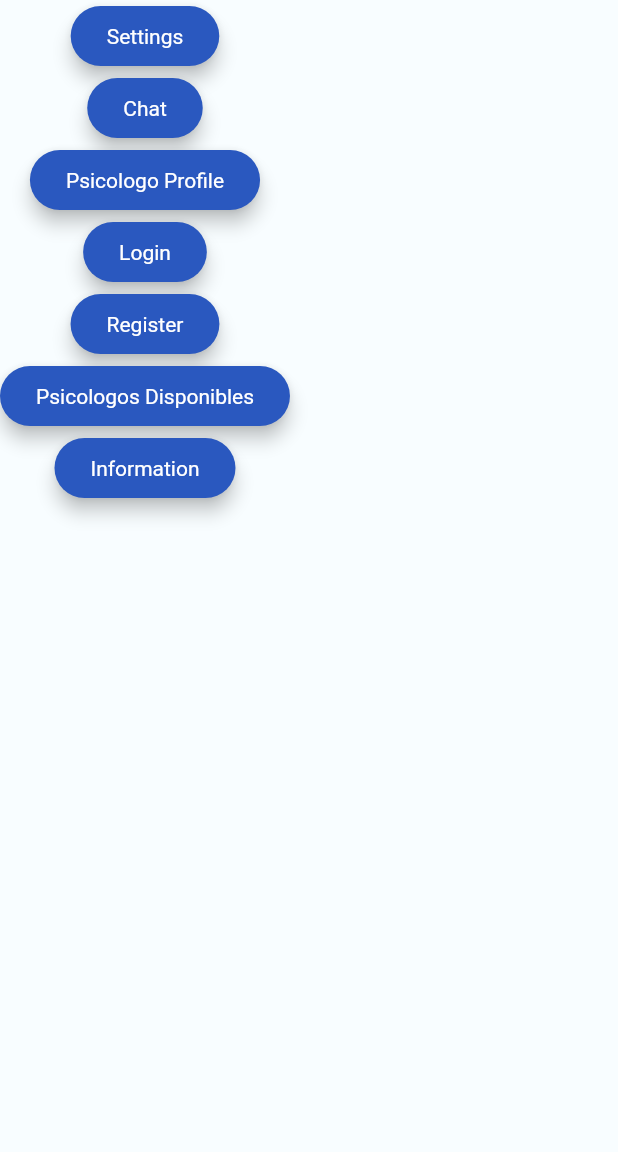
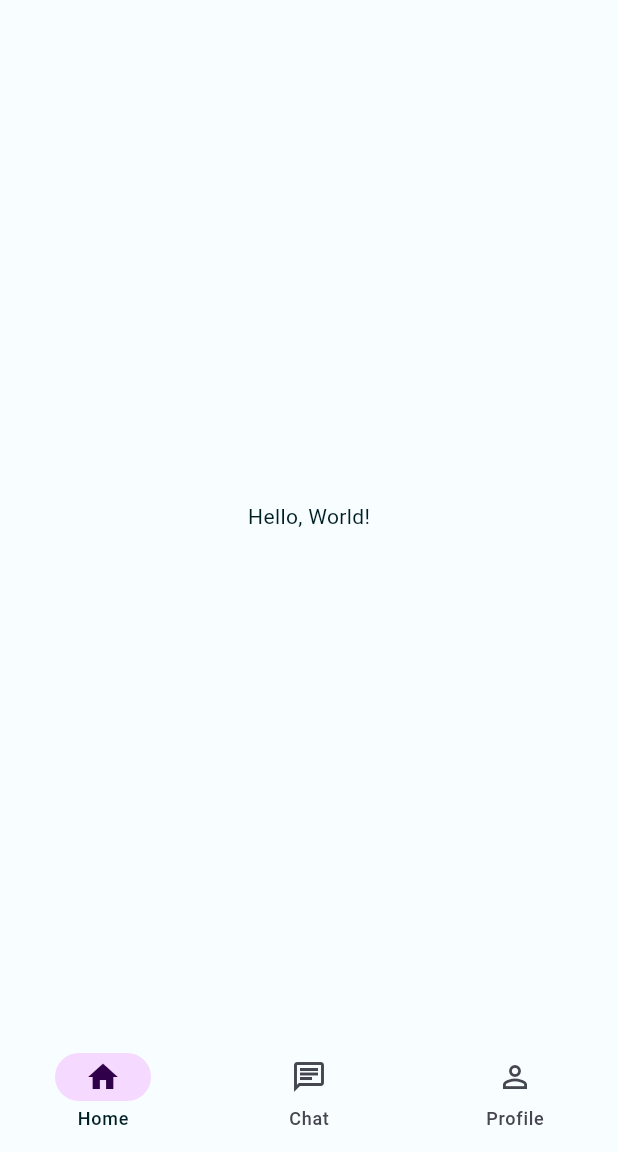
Before and after one commit to arrtttt/MindWellApp, a Flutter app: the screen it shows after launch, on a phone screen of 412 x 824 dp, the part 84-1236 px from its top. Run offline on Flutter 3.47's test engine with Material 3 defaults, Android fonts, the phone set to English and light mode, and no system bars.

```diff
--- a/lib/main.dart
+++ b/lib/main.dart
@@ -14,61 +14,9 @@ class MyApp extends StatelessWidget {
   Widget build(BuildContext context) {
     return MaterialApp(
       debugShowCheckedModeBanner: false,
-      initialRoute: Routes.inicio,
+      initialRoute: Routes.home,
       routes: appRoutes,
       theme: mindWellTheme,
-      home: Scaffold(
-          appBar: AppBar(
-            title: const Text('MindWell'),
-          ),
-          body: Builder(builder: (context) {
-            return Column(
-              children: [
-                ElevatedButton(
-                  onPressed: () {
-                    Navigator.pushNamed(context, Routes.settings);
-                  },
-                  child: const Text('Settings'),
-                ),
-                ElevatedButton(
-                  onPressed: () {
-                    Navigator.pushNamed(context, Routes.chat);
-                  },
-                  child: const Text('Chat'),
-                ),
-                ElevatedButton(
-                  onPressed: () {
-                    Navigator.pushNamed(context, Routes.psicoProfile);
-                  },
-                  child: const Text('Psicologo Profile'),
-                ),
-                ElevatedButton(
-                  onPressed: () {
-                    Navigator.pushNamed(context, Routes.login);
-                  },
-                  child: const Text('Login'),
-                ),
-                ElevatedButton(
-                  onPressed: () {
-                    Navigator.pushNamed(context, Routes.register);
-                  },
-                  child: const Text('Register'),
-                ),
-                ElevatedButton(
-                  onPressed: () {
-                    Navigator.pushNamed(context, '/list');
-                  },
-                  child: const Text('Psicologos Disponibles'),
-                ),
-                ElevatedButton(
-                  onPressed: () {
-                    Navigator.pushNamed(context, Routes.information);
-                  },
-                  child: const Text('Information'),
-                ),
-              ],
-            );
-          })),
     );
   }
 }
--- a/lib/routes/app_routes.dart
+++ b/lib/routes/app_routes.dart
@@ -1,7 +1,8 @@
-import 'package:mindwell/main.dart';
 import 'package:flutter/material.dart';
 import 'package:mindwell/screens/chat_screen.dart';
+import 'package:mindwell/screens/home_screen.dart';
 import 'package:mindwell/screens/information_screen.dart';
+import 'package:mindwell/screens/init_screen.dart';
 import 'package:mindwell/screens/login/login_screen.dart';
 import 'package:mindwell/screens/profile_screen.dart';
 import 'package:mindwell/screens/psico_avalible_screen.dart';
@@ -14,7 +15,8 @@ import 'package:mindwell/screens/setting/privacy_settings_screen.dart';
 import 'package:mindwell/screens/settings_screen.dart';
 
 Map<String, WidgetBuilder> appRoutes = {
-  '/home': (BuildContext context) => const MyApp(),
+  '/home': (BuildContext context) => const HomeScreen(),
+  '/inicio': (BuildContext context) => const InitScreen(),
   '/profile': (BuildContext context) => const ProfileScreen(),
   '/settings': (BuildContext context) => const SettingsScreen(),
   '/psico_profile': (BuildContext context) => const PsicoProfileScreen(),
--- a/lib/screens/home_screen.dart
+++ b/lib/screens/home_screen.dart
@@ -1,10 +1,51 @@
 import 'package:flutter/material.dart';
+import 'package:mindwell/screens/chat_screen.dart';
 
-class HomeScreen extends StatelessWidget {
+import 'init_screen.dart';
+import 'profile_screen.dart';
+
+class HomeScreen extends StatefulWidget {
   const HomeScreen({super.key});
 
   @override
+  State<HomeScreen> createState() => _HomeScreenState();
+}
+
+class _HomeScreenState extends State<HomeScreen> {
+  int currentPageIndex = 0;
+
+  @override
   Widget build(BuildContext context) {
-    return const Placeholder();
+    return Scaffold(
+        body: [
+          const InitScreen(),
+          const ChatScreen(),
+          const ProfileScreen(),
+        ][currentPageIndex],
+        bottomNavigationBar: NavigationBar(
+          destinations: const [
+            NavigationDestination(
+              label: 'Home',
+              icon: Icon(Icons.home_outlined),
+              selectedIcon: Icon(Icons.home),
+            ),
+            NavigationDestination(
+              label: 'Chat',
+              icon: Icon(Icons.chat_outlined),
+              selectedIcon: Icon(Icons.chat),
+            ),
+            NavigationDestination(
+              label: 'Profile',
+              icon: Icon(Icons.person_outline),
+              selectedIcon: Icon(Icons.person),
+            ),
+          ],
+          selectedIndex: currentPageIndex,
+          onDestinationSelected: (int index) {
+            setState(() {
+              currentPageIndex = index;
+            });
+          },
+        ));
   }
 }
--- /dev/null
+++ b/lib/screens/init_screen.dart
@@ -0,0 +1,17 @@
+import 'package:flutter/material.dart';
+
+class InitScreen extends StatelessWidget {
+  const InitScreen({super.key});
+
+  @override
+  Widget build(BuildContext context) {
+    return Scaffold(
+      appBar: AppBar(
+        title: const Text('MindWell'),
+      ),
+      body: const Center(
+        child: Text('Hello, World!'),
+      ),
+    );
+  }
+}
```
